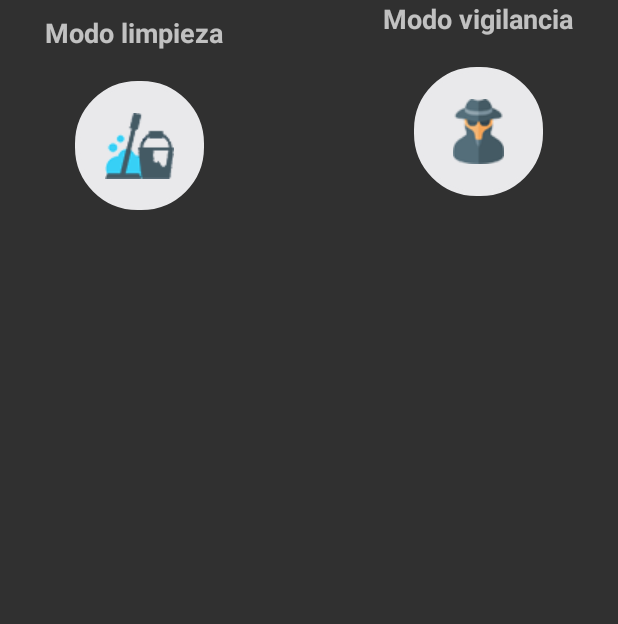
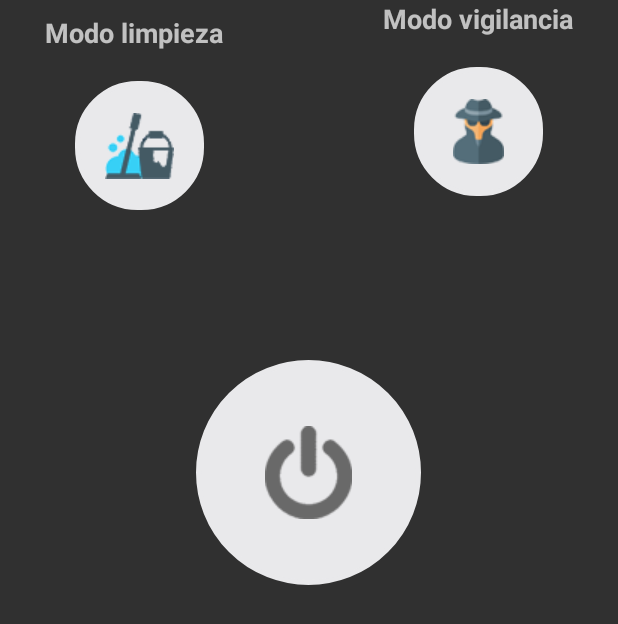
Before and after one commit to CristianBM91/Robot-domotico, an Android app: the fragment HomeFragment shown on its own in the app's theme, on a phone screen of 412 x 824 dp. Shown: the top 624 px of the screen. Run offline under Robolectric (Android 15) with nearby library versions, the phone set to English and light mode, and no system bars; our stand-ins replace Firebase (no records; nobody signed in at launch, a user with empty details on screens opened directly); pictures from the network do not load.

Commit message:
Proyecto preparado para trabajar Sprint 4. Otra vez

```diff
--- a/app/src/main/res/layout/fragment_home.xml
+++ b/app/src/main/res/layout/fragment_home.xml
@@ -6,6 +6,19 @@
     android:layout_height="match_parent"
     tools:context=".presentacion.MainActivity">
 
+
+        <ImageButton
+            android:id="@+id/onoffbtn"
+            android:layout_width="150dp"
+            android:layout_height="150dp"
+            android:layout_marginTop="100dp"
+            android:background="@drawable/redondo"
+            android:contentDescription="onoff"
+            app:layout_constraintEnd_toEndOf="parent"
+            app:layout_constraintHorizontal_bias="0.498"
+            app:layout_constraintStart_toStartOf="parent"
+            app:layout_constraintTop_toBottomOf="@+id/limpiezabtn"
+            app:srcCompat="@drawable/onoff" />
 
         <TextView
             android:id="@+id/textZ"
@@ -46,6 +59,20 @@
             app:layout_constraintBottom_toBottomOf="@+id/imgrp"
             app:layout_constraintEnd_toEndOf="parent"
             app:layout_constraintStart_toStartOf="parent" />
+
+        <ImageButton
+            android:id="@+id/onoffbtnactivo"
+            android:layout_width="150dp"
+            android:layout_height="150dp"
+            android:layout_marginTop="100dp"
+            android:background="@drawable/redondoactivo"
+            android:contentDescription="onoffactivo"
+            android:visibility="invisible"
+            app:layout_constraintEnd_toEndOf="parent"
+            app:layout_constraintHorizontal_bias="0.498"
+            app:layout_constraintStart_toStartOf="parent"
+            app:layout_constraintTop_toBottomOf="@+id/limpiezabtn"
+            app:srcCompat="@drawable/onoff" />
 
         <ImageButton
             android:id="@+id/vigilanciabtn"
@@ -194,11 +221,13 @@
             android:layout_width="220dp"
             android:layout_height="220dp"
             android:layout_marginStart="95dp"
+            android:layout_marginTop="32dp"
             android:layout_marginEnd="96dp"
             android:layout_marginBottom="89dp"
             app:layout_constraintBottom_toBottomOf="parent"
             app:layout_constraintEnd_toEndOf="parent"
-            app:layout_constraintStart_toStartOf="parent" />
+            app:layout_constraintStart_toStartOf="parent"
+            app:layout_constraintTop_toBottomOf="@+id/onoffbtnactivo" />
 
         <androidx.constraintlayout.widget.Guideline
             android:id="@+id/guideline"
```
